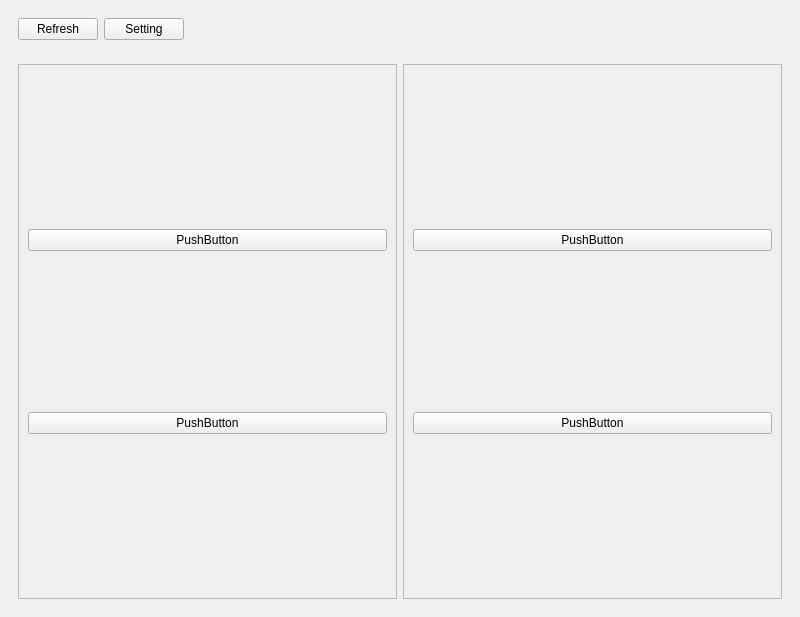
First picture: the form in Software/Desktop/HueController/gui/gui.ui, repository JackieCooo/WiFiLEDStrip, before the edit.
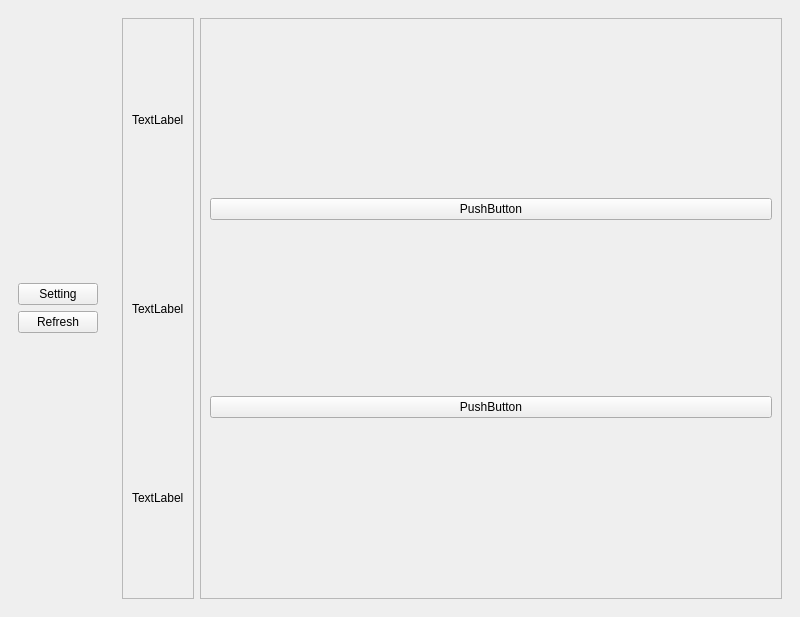
Second picture: the form after the edit.

```diff
--- a/Software/Desktop/HueController/gui/gui.ui
+++ b/Software/Desktop/HueController/gui/gui.ui
@@ -14,29 +14,22 @@
    <string>MainWindow</string>
   </property>
   <widget class="QWidget" name="Mainwidget">
-   <layout class="QVBoxLayout" name="verticalLayout">
+   <property name="layoutDirection">
+    <enum>Qt::LeftToRight</enum>
+   </property>
+   <layout class="QHBoxLayout" name="horizontalLayout_3">
+    <property name="sizeConstraint">
+     <enum>QLayout::SetDefaultConstraint</enum>
+    </property>
     <item>
-     <widget class="QWidget" name="TopPanel" native="true">
+     <widget class="QWidget" name="MenuBar" native="true">
       <property name="sizePolicy">
        <sizepolicy hsizetype="Fixed" vsizetype="Fixed">
         <horstretch>0</horstretch>
         <verstretch>0</verstretch>
        </sizepolicy>
       </property>
-      <layout class="QHBoxLayout" name="horizontalLayout">
-       <item>
-        <widget class="QPushButton" name="pushButton_2">
-         <property name="sizePolicy">
-          <sizepolicy hsizetype="Fixed" vsizetype="Fixed">
-           <horstretch>0</horstretch>
-           <verstretch>0</verstretch>
-          </sizepolicy>
-         </property>
-         <property name="text">
-          <string>Refresh</string>
-         </property>
-        </widget>
-       </item>
+      <layout class="QVBoxLayout" name="verticalLayout">
        <item>
         <widget class="QPushButton" name="pushButton">
          <property name="sizePolicy">
@@ -50,6 +43,19 @@
          </property>
         </widget>
        </item>
+       <item>
+        <widget class="QPushButton" name="pushButton_2">
+         <property name="sizePolicy">
+          <sizepolicy hsizetype="Fixed" vsizetype="Fixed">
+           <horstretch>0</horstretch>
+           <verstretch>0</verstretch>
+          </sizepolicy>
+         </property>
+         <property name="text">
+          <string>Refresh</string>
+         </property>
+        </widget>
+       </item>
       </layout>
      </widget>
     </item>
@@ -62,6 +68,15 @@
        <layout class="QHBoxLayout" name="horizontalLayout_2">
         <item>
          <widget class="QScrollArea" name="DeviceList">
+          <property name="sizePolicy">
+           <sizepolicy hsizetype="Fixed" vsizetype="Preferred">
+            <horstretch>0</horstretch>
+            <verstretch>0</verstretch>
+           </sizepolicy>
+          </property>
+          <property name="horizontalScrollBarPolicy">
+           <enum>Qt::ScrollBarAlwaysOff</enum>
+          </property>
           <property name="widgetResizable">
            <bool>true</bool>
           </property>
@@ -70,22 +85,35 @@
             <rect>
              <x>0</x>
              <y>0</y>
-             <width>377</width>
-             <height>531</height>
+             <width>93</width>
+             <height>579</height>
             </rect>
            </property>
+           <property name="sizePolicy">
+            <sizepolicy hsizetype="Preferred" vsizetype="Preferred">
+             <horstretch>0</horstretch>
+             <verstretch>0</verstretch>
+            </sizepolicy>
+           </property>
            <layout class="QVBoxLayout" name="verticalLayout_2">
             <item>
-             <widget class="QPushButton" name="pushButton_3">
+             <widget class="QLabel" name="label">
               <property name="text">
-               <string>PushButton</string>
+               <string>TextLabel</string>
               </property>
              </widget>
             </item>
             <item>
-             <widget class="QPushButton" name="pushButton_4">
+             <widget class="QLabel" name="label_2">
               <property name="text">
-               <string>PushButton</string>
+               <string>TextLabel</string>
+              </property>
+             </widget>
+            </item>
+            <item>
+             <widget class="QLabel" name="label_3">
+              <property name="text">
+               <string>TextLabel</string>
               </property>
              </widget>
             </item>
@@ -95,6 +123,12 @@
         </item>
         <item>
          <widget class="QScrollArea" name="DeviceControlPanel">
+          <property name="sizePolicy">
+           <sizepolicy hsizetype="Preferred" vsizetype="Preferred">
+            <horstretch>0</horstretch>
+            <verstretch>0</verstretch>
+           </sizepolicy>
+          </property>
           <property name="widgetResizable">
            <bool>true</bool>
           </property>
@@ -103,8 +137,8 @@
             <rect>
              <x>0</x>
              <y>0</y>
-             <width>377</width>
-             <height>531</height>
+             <width>562</width>
+             <height>579</height>
             </rect>
            </property>
            <layout class="QVBoxLayout" name="verticalLayout_3">
```
Left out of the diff: 3 changed lines with no effect on the pictures.
